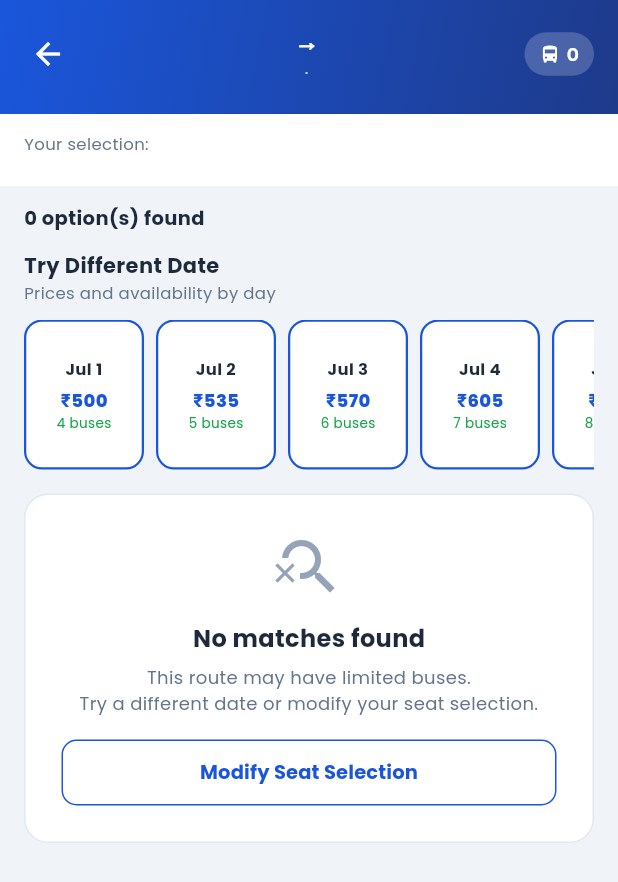
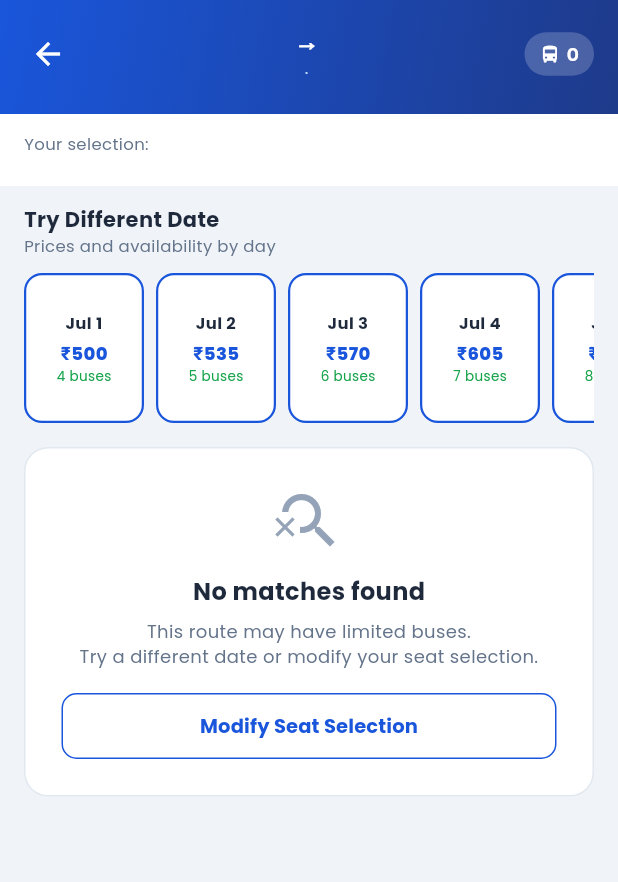
Before and after one commit to NitheeshMuruganantham/Bus-Aggregator, a Flutter app: the SmartSuggestionScreen screen opened directly with empty values, on a phone screen of 412 x 824 dp. Shown: the top 882 px of the screen. Run offline on Flutter 3.47's test engine with Material 3 defaults, Android fonts, the phone set to English and light mode, and no system bars; our stand-ins replace google_fonts, shared_preferences, shimmer; accounts and stored records are empty.

Commit message:
Remove 'X option(s) found' text from smart_suggestion_screen.dart

```diff
--- a/lib/screens/smart_suggestion_screen.dart
+++ b/lib/screens/smart_suggestion_screen.dart
@@ -735,9 +735,6 @@ class _SmartSuggestionScreenState
   }
 
   Widget _buildResults() {
-    final totalFound = exactMatches.length +
-      nearbyMatches.length + zoneMatches.length;
-
     return SingleChildScrollView(
       padding: EdgeInsets.fromLTRB(
         16, 12, 16,
@@ -747,19 +744,6 @@ class _SmartSuggestionScreenState
         crossAxisAlignment:
           CrossAxisAlignment.start,
         children: [
-
-          // Results count - first item
-          Text(
-            '$totalFound option(s) found',
-            style: TextStyle(
-              fontSize: 13,
-              fontWeight: FontWeight.w700,
-              color: const Color(0xFF1E293B),
-              fontFamily: GoogleFonts.poppins()
-                .fontFamily,
-            ),
-          ),
-          const SizedBox(height: 12),
 
           // ── LAYER 1: EXACT MATCHES ─────────────
           if (exactMatches.isNotEmpty) ...[
```
